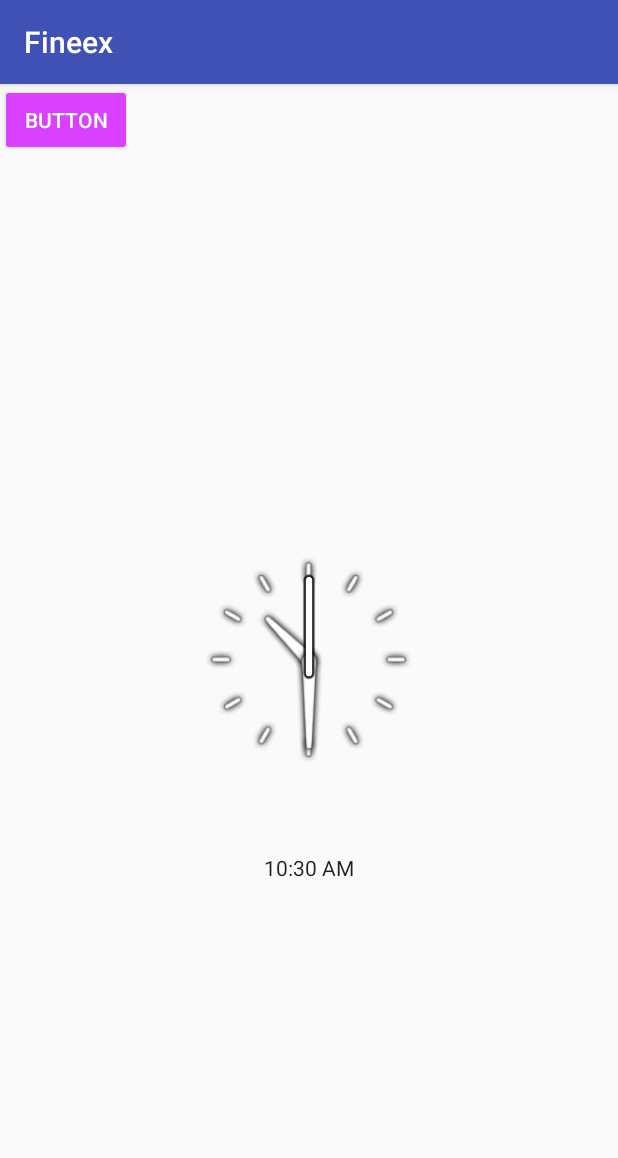
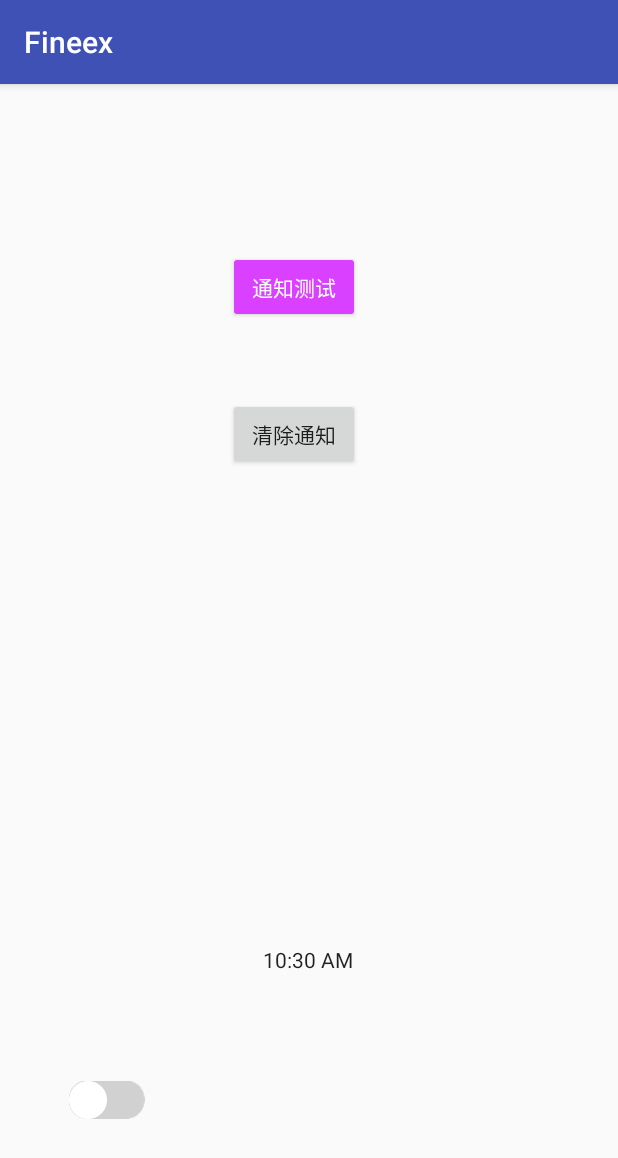
Before and after one commit to Leo-eo/Fineex, an Android app: the screen it shows after launch (MainActivity), on a phone screen of 412 x 824 dp. Shown: the top 1158 px of the screen. Run offline under Robolectric (Android 15) with nearby library versions, the phone set to English and light mode, and no system bars; pictures from the network do not load.

Commit message:
通知测试

```diff
--- a/app/src/main/AndroidManifest.xml
+++ b/app/src/main/AndroidManifest.xml
@@ -11,7 +11,9 @@
         android:label="@string/app_name"
         android:supportsRtl="true"
         android:theme="@style/AppTheme">
-        <activity android:name=".MainActivity">
+        <activity
+            android:name=".MainActivity"
+            android:launchMode="singleTop">
             <intent-filter>
                 <action android:name="android.intent.action.MAIN"/>
 
--- a/app/src/main/res/layout/activity_main.xml
+++ b/app/src/main/res/layout/activity_main.xml
@@ -21,15 +21,18 @@
     <Button
         android:id="@+id/button6"
         style="@style/Widget.AppCompat.Button.Colored"
-        android:layout_width="wrap_content"
+        android:layout_width="88dp"
         android:layout_height="wrap_content"
-        android:text="Button"
+        android:layout_marginLeft="152dp"
+        android:layout_marginTop="111dp"
+        android:text="通知测试"
         app:layout_constraintLeft_toLeftOf="parent"
         app:layout_constraintTop_toTopOf="parent"
         tools:layout_constraintLeft_creator="1"
-        tools:layout_constraintTop_creator="1"/>
+        tools:layout_constraintTop_creator="1"
+        android:layout_marginStart="152dp"/>
 
-    <com.ljun.fineex.widget.AnalogClock
+    <!--<com.ljun.fineex.widget.AnalogClock
         android:layout_width="wrap_content"
         android:layout_height="wrap_content"
         app:layout_constraintBottom_toBottomOf="parent"
@@ -40,19 +43,47 @@
         tools:layout_constraintTop_creator="1"
         tools:layout_constraintRight_creator="1"
         tools:layout_constraintBottom_creator="1"
-        tools:layout_constraintLeft_creator="1"/>
+        tools:layout_constraintLeft_creator="1"/>-->
 
     <TextClock
         android:id="@+id/textClock"
         android:layout_width="wrap_content"
         android:layout_height="wrap_content"
+        android:layout_marginBottom="71dp"
         android:format24Hour="当前日期是yyyy年MMMMdd ,今天是EEEE ，当前时间是aa h:mm:ss"
+        app:layout_constraintBottom_toTopOf="@+id/switch2"
+        app:layout_constraintHorizontal_bias="0.498"
         app:layout_constraintLeft_toLeftOf="parent"
         app:layout_constraintRight_toRightOf="parent"
-        tools:layout_constraintTop_creator="1"
-        tools:layout_constraintRight_creator="1"
-        android:layout_marginTop="51dp"
-        app:layout_constraintTop_toBottomOf="@+id/analogClock"
+        tools:layout_constraintBottom_creator="1"
+        tools:layout_constraintLeft_creator="1"
+        tools:layout_constraintRight_creator="1"/>
+
+    <android.support.v7.widget.SwitchCompat
+        android:id="@+id/switch2"
+        android:layout_width="wrap_content"
+        android:layout_height="wrap_content"
+        android:layout_marginBottom="78dp"
+        android:layout_marginStart="46dp"
+        android:background="#0000"
+        app:layout_constraintBottom_toBottomOf="parent"
+        app:layout_constraintLeft_toLeftOf="parent"
+        android:thumb="@mipmap/switch_btn"
+        app:track="@mipmap/switch_gray"
+        tools:layout_constraintBottom_creator="1"
         tools:layout_constraintLeft_creator="1"/>
 
+    <Button
+        android:id="@+id/clear"
+        android:layout_width="wrap_content"
+        android:layout_height="wrap_content"
+        android:layout_marginTop="50dp"
+        android:text="清除通知"
+        app:layout_constraintHorizontal_bias="0.47"
+        app:layout_constraintLeft_toLeftOf="parent"
+        app:layout_constraintRight_toRightOf="parent"
+        app:layout_constraintTop_toBottomOf="@+id/button6"
+        tools:layout_constraintLeft_creator="1"
+        tools:layout_constraintRight_creator="1"
+        tools:layout_constraintTop_creator="1"/>
 </android.support.constraint.ConstraintLayout>
```
Also changed, not shown: app/build.gradle (+6 -5 lines), app/src/main/java/com/ljun/fineex/MainActivity.java (+101 -0 lines), app/src/main/res/drawable-v21/ic_next.xml (added, +9 -0 lines), app/src/main/res/drawable-v21/ic_pause.xml (added, +9 -0 lines), app/src/main/res/drawable-v21/ic_play.xml (added, +9 -0 lines), app/src/main/res/drawable-v21/ic_previous.xml (added, +9 -0 lines), app/src/main/res/layout/widget_standard.xml (added, +72 -0 lines), app/src/main/res/mipmap-xxhdpi/switch_btn.png (added), app/src/main/res/mipmap-xxhdpi/switch_gray.png (added), app/src/main/res/mipmap-xxhdpi/switch_green.png (added).
